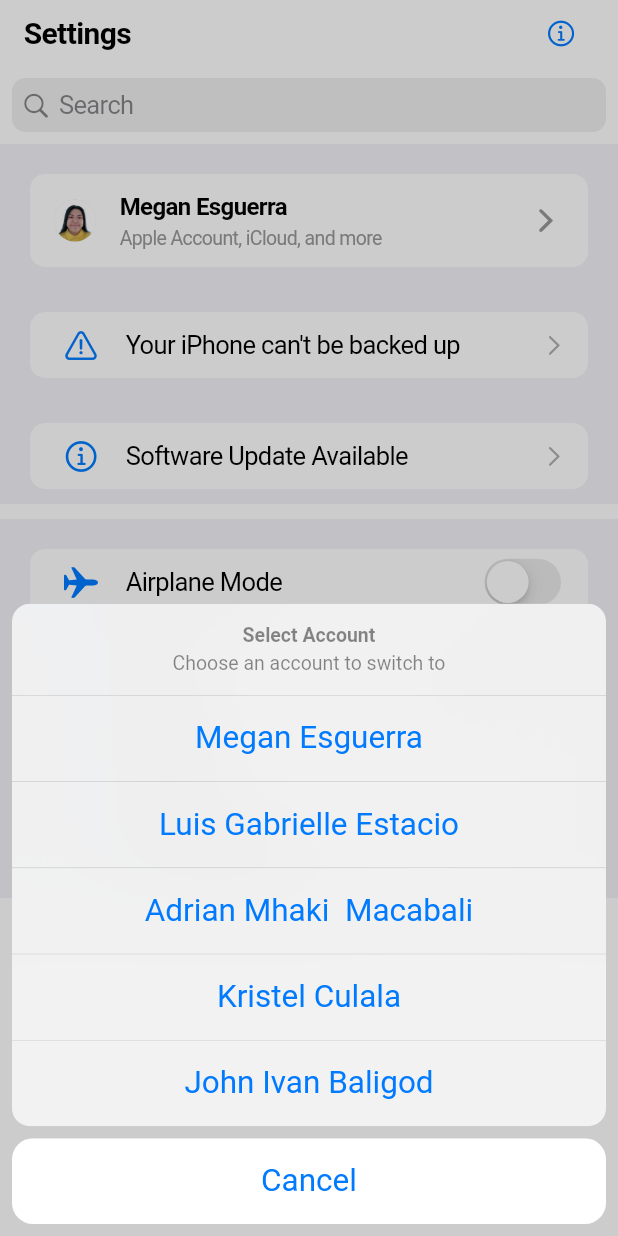
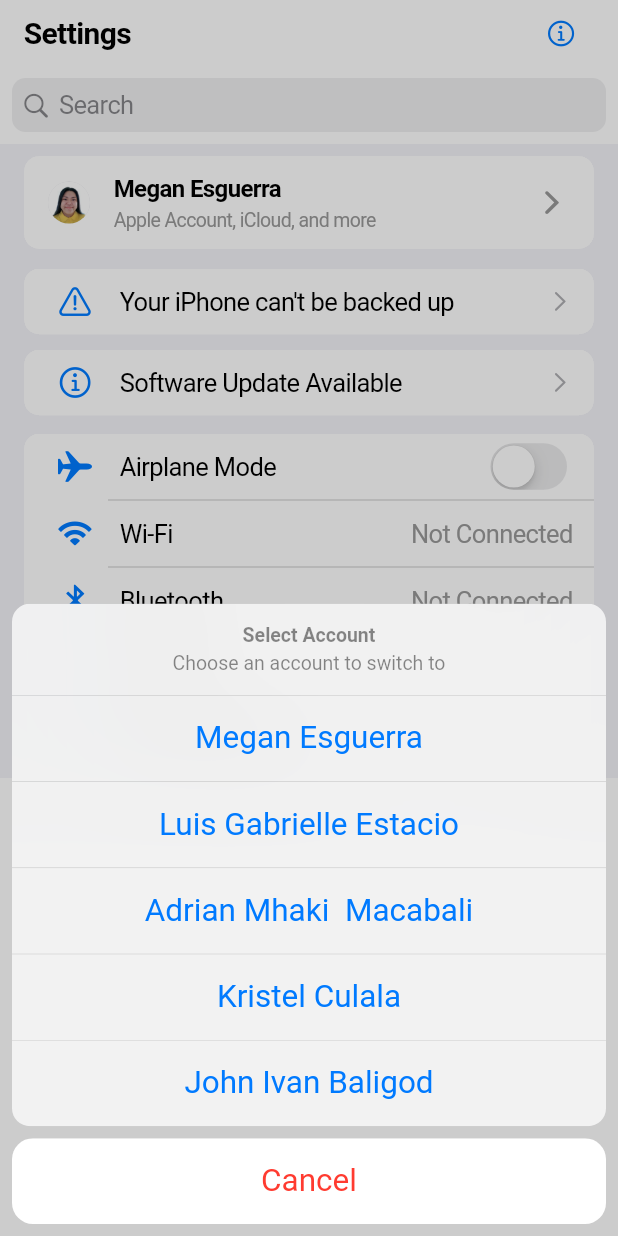
Before and after one commit to megan-esguerra/settings_midterm_activity, a Flutter app: the screen it shows after launch, after a tap on "Megan Esguerra", on a phone screen of 412 x 824 dp. Run offline on Flutter 3.47's test engine with Material 3 defaults, Android fonts, the phone set to English and light mode, and no system bars.

Commit message:
modify margin

```diff
--- a/lib/main.dart
+++ b/lib/main.dart
@@ -60,7 +60,10 @@ class _SettingsPageState extends State<SettingsPage> {
           );
         }).toList(),
         cancelButton: CupertinoActionSheetAction(
-          child: const Text('Cancel'),
+          child: const Text(
+            'Cancel',
+            style: TextStyle(color: CupertinoColors.destructiveRed),
+          ),
           onPressed: () {
             Navigator.pop(context);
           },
@@ -166,6 +169,7 @@ class _SettingsPageState extends State<SettingsPage> {
             ),
           ),
           CupertinoListSection.insetGrouped(
+            margin: EdgeInsets.symmetric(horizontal: 16.0, vertical: 8.0),
             children: [
               CupertinoListTile(
                 padding: const EdgeInsets.symmetric(horizontal: 16, vertical: 12),
@@ -207,6 +211,7 @@ class _SettingsPageState extends State<SettingsPage> {
           ),
 
           CupertinoListSection.insetGrouped(
+            margin: EdgeInsets.symmetric(horizontal: 16.0, vertical: 5.0),
             children: [
               CupertinoListTile(
                 leading: Icon(
@@ -220,6 +225,7 @@ class _SettingsPageState extends State<SettingsPage> {
           ),
 
           CupertinoListSection.insetGrouped(
+            margin: EdgeInsets.symmetric(horizontal: 16.0, vertical: 5.0),
             children: [
               CupertinoListTile(
                 leading: Icon(
@@ -232,8 +238,9 @@ class _SettingsPageState extends State<SettingsPage> {
             ],
           ),
 
-          const SizedBox(height: 10),
+
           CupertinoListSection.insetGrouped(
+            margin: EdgeInsets.symmetric(horizontal: 16.0, vertical: 7.0),
             children: [
               CupertinoListTile(
                 leading: Icon(
```
